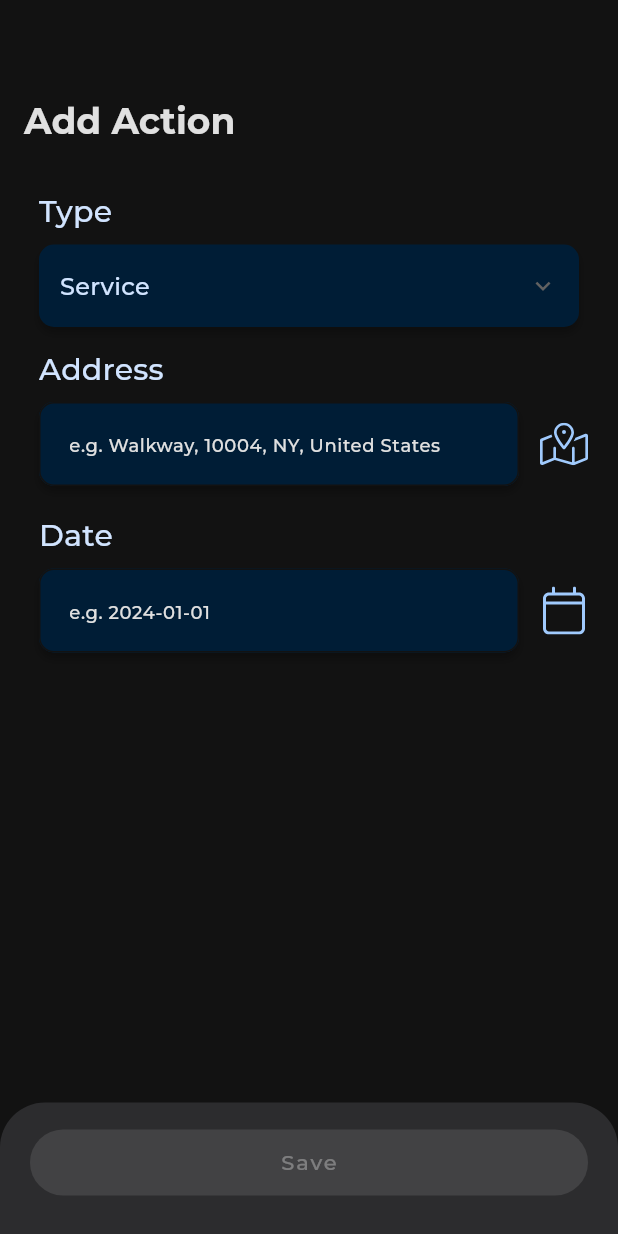
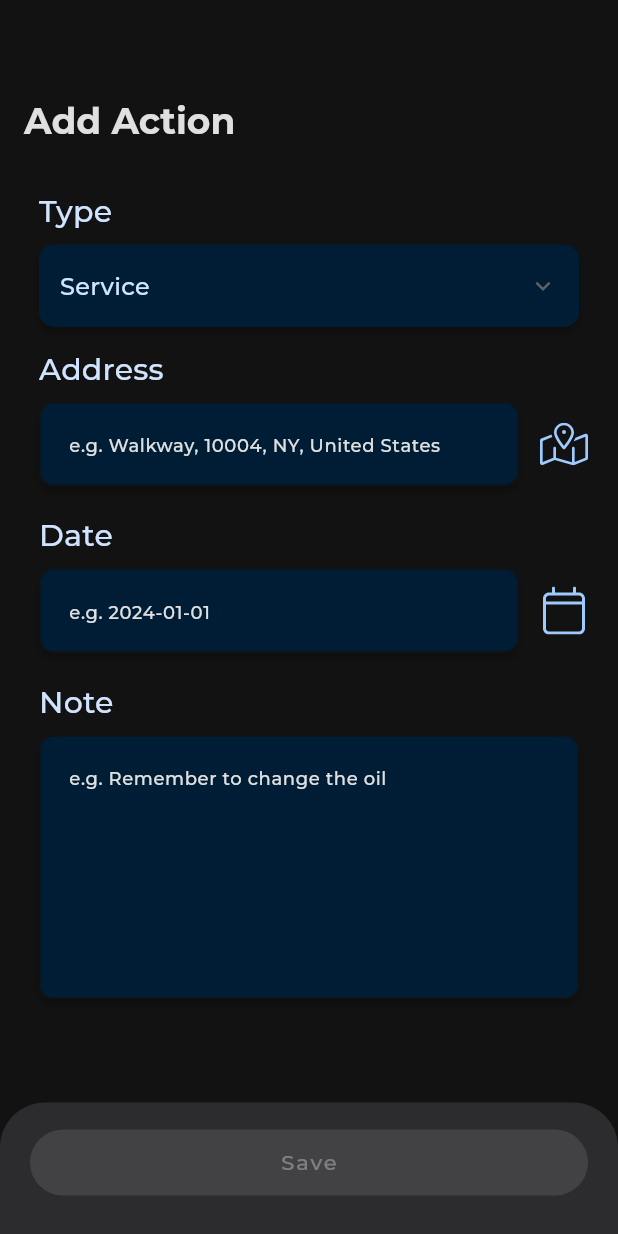
Before and after one commit to LynxLynxx/Carlog, a Flutter app: the ActionView widget shown alone on an empty page, opened directly, on a phone screen of 412 x 824 dp. Run offline on Flutter 3.47's test engine with Material 3 defaults, Android fonts, the phone set to English and light mode, and no system bars; drawn by our look-alikes of dropdown_button2; our stand-ins replace auto_size_text, bloc, cloud_firestore, connectivity_plus, dartz, dots_indicator and 19 more; missing offline and left inert: animated_snack_bar, star_menu; accounts and stored records are empty; generated files the repository leaves out were written again; project files that could hold a hidden picture were left out.

Commit message:
add notes

```diff
--- /dev/null
+++ b/lib/features/dashboard_features/cars/domain/entities/note_entity_validator.dart
@@ -0,0 +1,18 @@
+import 'package:carlog/generated/l10n.dart';
+import 'package:formz/formz.dart';
+
+class NoteEntityValidator extends FormzInput<String, String> {
+  const NoteEntityValidator.pure([super.value = '']) : super.pure();
+  const NoteEntityValidator.dirty({String value = ''}) : super.dirty(value);
+
+  @override
+  String? validator(String value) {
+    if (value.isEmpty) {
+      return S.current.noteValidator;
+    }
+    if (value.length < 2 || value.length > 100) {
+      return S.current.noteValidator;
+    }
+    return null;
+  }
+}
--- a/lib/features/dashboard_features/cars/domain/repositories/car_repository.dart
+++ b/lib/features/dashboard_features/cars/domain/repositories/car_repository.dart
@@ -287,11 +287,11 @@ class CarRepository {
             DateTime.fromMillisecondsSinceEpoch(
                         timestamp.millisecondsSinceEpoch)
                     .month !=
-                carActionEntity.timestamp!.day ||
+                carActionEntity.timestamp!.month ||
             DateTime.fromMillisecondsSinceEpoch(
                         timestamp.millisecondsSinceEpoch)
                     .year !=
-                carActionEntity.timestamp!.day) {
+                carActionEntity.timestamp!.year) {
           carActions.removeAt(indexToUpdate);
           await carActionsDocRef.update({'carActions': carActions});
           await addCarActionsByCarId(carId, carActionEntity);
@@ -300,11 +300,11 @@ class CarRepository {
           }
           return;
         }
-
         carActions[indexToUpdate]['latitude'] = carActionEntity.latitude;
         carActions[indexToUpdate]['longitude'] = carActionEntity.longitude;
         carActions[indexToUpdate]['address'] = carActionEntity.address;
         carActions[indexToUpdate]['action'] = carActionEntity.action!.name;
+        carActions[indexToUpdate]['note'] = carActionEntity.note;
         await carActionsDocRef.update({'carActions': carActions});
       }
     });
--- a/lib/features/dashboard_features/cars/presentation/bloc/manage_action/manage_action_bloc.dart
+++ b/lib/features/dashboard_features/cars/presentation/bloc/manage_action/manage_action_bloc.dart
@@ -5,6 +5,7 @@ import 'package:carlog/core/extensions/dartz_extension.dart';
 import 'package:carlog/features/dashboard_features/cars/domain/entities/address_entity_validator.dart';
 import 'package:carlog/features/dashboard_features/cars/domain/entities/car_firebase_entity.dart';
 import 'package:carlog/features/dashboard_features/cars/domain/entities/coordinates_entity_validator.dart';
+import 'package:carlog/features/dashboard_features/cars/domain/entities/note_entity_validator.dart';
 import 'package:carlog/features/dashboard_features/cars/domain/repositories/car_repository.dart';
 import 'package:carlog/features/dashboard_features/cars/presentation/bloc/action/action_bloc.dart';
 import 'package:carlog/features/dashboard_features/home/domain/entities/car_action_entity.dart';
@@ -33,6 +34,7 @@ class ManageActionBloc extends Bloc<ManageActionEvent, ManageActionState> {
     on<_ChangeLatitudeEvent>(_onChangeLatitudeEvent);
     on<_ChangeLongitudeEvent>(_onChangeLongitudeEvent);
     on<_ChangeAddressEvent>(_onChangeAddressEvent);
+    on<_ChangeNoteEvent>(_onChangeNoteEvent);
     on<_ChangeActionTypeEvent>(_onChangeActionTypeEvent);
     on<_ChangeDateEvent>(_onChangeDateEvent);
     on<_GenerateAddress>(_onGenerateAddress);
@@ -66,6 +68,13 @@ class ManageActionBloc extends Bloc<ManageActionEvent, ManageActionState> {
     final address = AddressEntityValidator.pure(event.value);
     emit(
       state.copyWith(address: address),
+    );
+  }
+
+  _onChangeNoteEvent(_ChangeNoteEvent event, Emitter<ManageActionState> emit) {
+    final note = NoteEntityValidator.pure(event.value);
+    emit(
+      state.copyWith(note: note),
     );
   }
 
@@ -127,6 +136,7 @@ class ManageActionBloc extends Bloc<ManageActionEvent, ManageActionState> {
           latitude: state.latitude.value != "" ? state.latitude.value : null,
           longitude: state.longitude.value != "" ? state.longitude.value : null,
           address: state.address.value != "" ? state.address.value : null,
+          note: state.note.value != "" ? state.note.value : null,
           action: state.action),
     );
 
@@ -148,6 +158,7 @@ class ManageActionBloc extends Bloc<ManageActionEvent, ManageActionState> {
             event.carActionEntity.latitude ?? ""),
         longitude: CoordinatesEntityValidator.pure(
             event.carActionEntity.longitude ?? ""),
+        note: NoteEntityValidator.pure(event.carActionEntity.note ?? ""),
         address:
             AddressEntityValidator.pure(event.carActionEntity.address ?? ""),
         action: event.carActionEntity.action ?? CarActionEnum.service,
@@ -164,6 +175,7 @@ class ManageActionBloc extends Bloc<ManageActionEvent, ManageActionState> {
           longitude: state.longitude.value != "" ? state.longitude.value : null,
           address: state.address.value != "" ? state.address.value : null,
           timestamp: state.date,
+          note: state.note.value != "" ? state.note.value : null,
           action: state.action),
     );
 
--- a/lib/features/dashboard_features/cars/presentation/bloc/manage_action/manage_action_event.dart
+++ b/lib/features/dashboard_features/cars/presentation/bloc/manage_action/manage_action_event.dart
@@ -5,6 +5,7 @@ class ManageActionEvent with _$ManageActionEvent {
   const factory ManageActionEvent.changeLatitude(String value) = _ChangeLatitudeEvent;
   const factory ManageActionEvent.changeLongitude(String value) = _ChangeLongitudeEvent;
   const factory ManageActionEvent.changeAddress(String value) = _ChangeAddressEvent;
+  const factory ManageActionEvent.changeNote(String value) = _ChangeNoteEvent;
   const factory ManageActionEvent.changeActionType(CarActionEnum value) = _ChangeActionTypeEvent;
   const factory ManageActionEvent.changeDate(DateTime value) = _ChangeDateEvent;
   const factory ManageActionEvent.generateAddress() = _GenerateAddress;
--- a/lib/features/dashboard_features/cars/presentation/bloc/manage_action/manage_action_state.dart
+++ b/lib/features/dashboard_features/cars/presentation/bloc/manage_action/manage_action_state.dart
@@ -9,6 +9,7 @@ class ManageActionState with _$ManageActionState {
     @Default(CoordinatesEntityValidator.pure())
     CoordinatesEntityValidator longitude,
     @Default(AddressEntityValidator.pure()) AddressEntityValidator address,
+    @Default(NoteEntityValidator.pure()) NoteEntityValidator note,
     @Default(null) DateTime? date,
     @Default(CarActionEnum.service) CarActionEnum action,
     String? message,
--- a/lib/features/dashboard_features/cars/presentation/widgets/add_car/list_element_textfield_widget.dart
+++ b/lib/features/dashboard_features/cars/presentation/widgets/add_car/list_element_textfield_widget.dart
@@ -20,6 +20,7 @@ class ListElementTextfieldWidget extends StatelessWidget {
   final bool readOnly;
   final Function()? funcClose;
   final Function()? onTap;
+  final int maxLines;
   const ListElementTextfieldWidget({
     super.key,
     required this.textEditingController,
@@ -33,6 +34,7 @@ class ListElementTextfieldWidget extends StatelessWidget {
     this.funcClose,
     this.readOnly = false,
     this.onTap,
+    this.maxLines = 1,
   });
 
   @override
@@ -95,6 +97,7 @@ class ListElementTextfieldWidget extends StatelessWidget {
               decoration: carTextFormFieldInputDecoration(context, hintText,
                   errorMaxLine: 2),
               onTap: onTap,
+              maxLines: maxLines,
               textInputAction: TextInputAction.go,
               keyboardType: textInputType,
               style: context.titleMedium,
--- a/lib/features/dashboard_features/home/domain/entities/car_action_entity.dart
+++ b/lib/features/dashboard_features/home/domain/entities/car_action_entity.dart
@@ -14,6 +14,7 @@ class CarActionEntity with _$CarActionEntity {
     required String? latitude,
     required String? longitude,
     required String? address,
+    required String? note,
     required CarActionEnum? action,
   }) = _CarActionEntity;
 
@@ -23,6 +24,7 @@ class CarActionEntity with _$CarActionEntity {
         latitude: '52.231889',
         longitude: '21.005980',
         address: "Marszałkowska 1, 00-068 Warszawa, Polska",
+        note: "Note",
         action: CarActionEnum.service,
       );
 
--- a/lib/features/dashboard_features/home/presentation/pages/action_page.dart
+++ b/lib/features/dashboard_features/home/presentation/pages/action_page.dart
@@ -3,6 +3,7 @@ import 'package:carlog/core/constants/paddings.dart';
 import 'package:carlog/core/di/injectable_config.dart';
 import 'package:carlog/features/dashboard_features/cars/presentation/bloc/action/action_bloc.dart';
 import 'package:carlog/features/dashboard_features/cars/presentation/bloc/manage_action/manage_action_bloc.dart';
+import 'package:carlog/features/dashboard_features/cars/presentation/widgets/add_car/list_element_textfield_widget.dart';
 import 'package:carlog/features/dashboard_features/home/presentation/widgets/action/address_picker_widget.dart';
 import 'package:carlog/features/dashboard_features/home/presentation/widgets/action/custom_dropdown_widget.dart';
 import 'package:carlog/features/dashboard_features/home/presentation/widgets/action/date_picker_widget.dart';
@@ -39,6 +40,7 @@ class ActionView extends StatefulWidget {
 class _ActionViewState extends State<ActionView> {
   final addressEditingController = TextEditingController();
   final dateEditingController = TextEditingController();
+  final noteEditingController = TextEditingController();
 
   @override
   Widget build(BuildContext context) {
@@ -51,6 +53,7 @@ class _ActionViewState extends State<ActionView> {
             addressEditingController.text = state.address.value;
             dateEditingController.text =
                 state.date != null ? FormatsK.yyyyMMdd.format(state.date!) : "";
+            noteEditingController.text = state.note.value;
           },
           builder: (context, state) {
             return Column(
@@ -72,6 +75,20 @@ class _ActionViewState extends State<ActionView> {
                       DatePickerWidget(
                           textEditingController: dateEditingController,
                           state: state),
+                      const SizedBox(
+                        height: 10,
+                      ),
+                      ListElementTextfieldWidget(
+                          textEditingController: noteEditingController,
+                          func: (value) {
+                            context
+                                .read<ManageActionBloc>()
+                                .add(ManageActionEvent.changeNote(value));
+                          },
+                          maxLines: 6,
+                          title: S.of(context).note,
+                          hintText: S.of(context).egRememberToChangeTheOil,
+                          displayError: state.note.displayError ?? ""),
                     ],
                   ),
                 ),
--- a/lib/l10n/intl_en.arb
+++ b/lib/l10n/intl_en.arb
@@ -139,5 +139,8 @@
   "notValidEmpty": "Filed cannot be empty",
   "information": "Information",
   "tapOnTheMap": "Tap on the map to set the location of the action.",
-  "manageActions": "Manage Action"
+  "manageActions": "Manage Action",
+  "noteValidator": "Note should be between 2 and 100 characters",
+  "note": "Note",
+  "egRememberToChangeTheOil": "e.g. Remember to change the oil"
 }
```
Also changed, not shown: lib/features/dashboard_features/home/presentation/pages/action_details_page.dart (+23 -10 lines), lib/generated/intl/messages_en.dart, lib/generated/l10n.dart.
